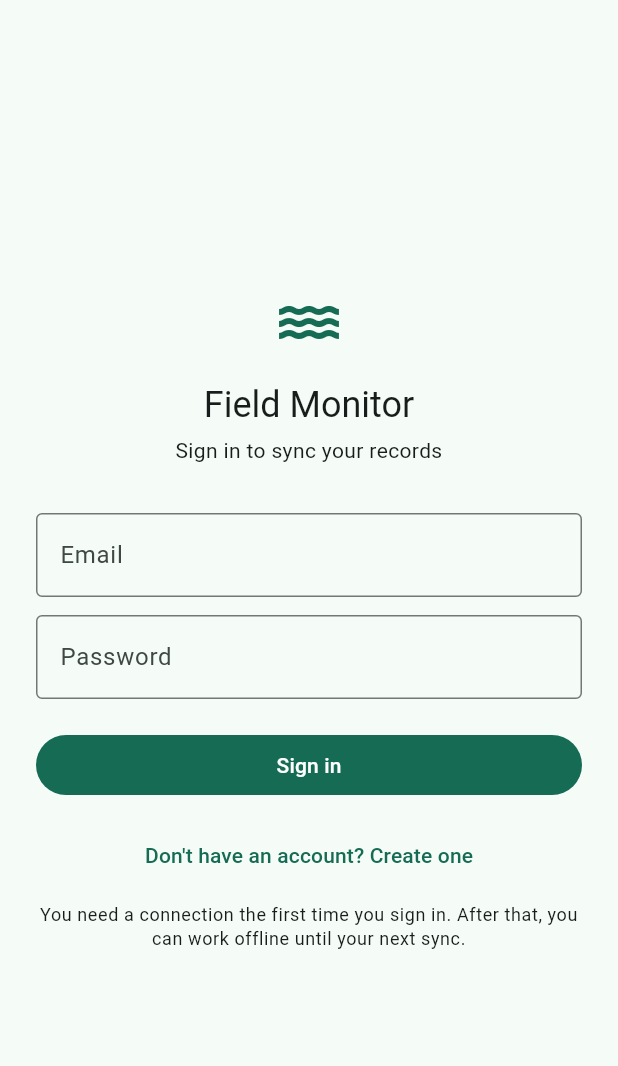
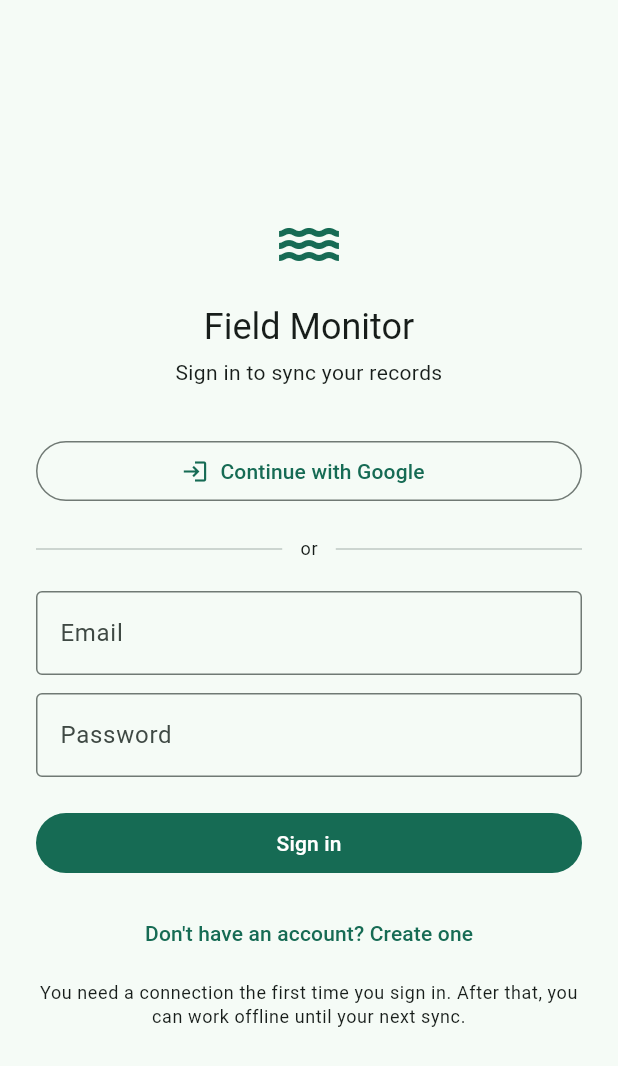
Before and after one commit to LilyAna06/FieldCollect, a Flutter app: the screen it shows after launch, on a phone screen of 412 x 824 dp. Shown: the top 1066 px of the screen. Run offline on Flutter 3.47's test engine with Material 3 defaults, Android fonts, the phone set to English and light mode, and no system bars; our stand-ins replace connectivity_plus, geolocator, image_picker, sqflite, supabase_flutter; accounts and stored records are empty.

Commit message:
Add Google sign-in

```diff
--- a/lib/ui/screens/login_screen.dart
+++ b/lib/ui/screens/login_screen.dart
@@ -1,13 +1,8 @@
 import 'package:flutter/material.dart';
 import 'package:supabase_flutter/supabase_flutter.dart';
 
-/// Email + password sign-in, with a toggle to create an account instead.
-///
-/// Supabase persists the session locally (encrypted local storage) once
-/// signed in, so field workers only need to authenticate once while they
-/// have connectivity — the session survives app restarts and works fine
-/// offline afterward. Only the actual data sync calls need a live
-/// connection, not the "am I logged in" check.
+/// Email + password sign-in, with a toggle to create an account instead,
+/// plus a Google sign-in option.
 class LoginScreen extends StatefulWidget {
   const LoginScreen({super.key});
 
@@ -53,12 +48,31 @@ class _LoginScreenState extends State<LoginScreen> {
           email: _emailController.text.trim(),
           password: _passwordController.text,
         );
-        // On success, the AuthGate in main.dart picks up the session change
-        // automatically via the auth state stream — no manual navigation
-        // needed here.
       }
     } on AuthException catch (e) {
       setState(() => _error = e.message);
+    } catch (e) {
+      setState(() => _error = 'Something went wrong: $e');
+    } finally {
+      if (mounted) setState(() => _loading = false);
+    }
+  }
+
+  /// Kicks off the Google OAuth flow. Supabase opens the system browser
+  /// for the actual Google sign-in, then redirects back into the app via
+  /// the custom URL scheme registered in AndroidManifest.xml / Info.plist.
+  /// The AuthGate in main.dart picks up the resulting session
+  /// automatically, same as email/password.
+  Future<void> _signInWithGoogle() async {
+    setState(() {
+      _loading = true;
+      _error = null;
+    });
+    try {
+      await Supabase.instance.client.auth.signInWithOAuth(
+        OAuthProvider.google,
+        redirectTo: 'fieldmonitorapp://login-callback',
+      );
     } catch (e) {
       setState(() => _error = 'Something went wrong: $e');
     } finally {
@@ -99,6 +113,26 @@ class _LoginScreenState extends State<LoginScreen> {
                   style: Theme.of(context).textTheme.bodyMedium,
                 ),
                 const SizedBox(height: 32),
+
+                OutlinedButton.icon(
+                  onPressed: _loading ? null : _signInWithGoogle,
+                  icon: const Icon(Icons.login),
+                  label: const Text('Continue with Google'),
+                ),
+
+                const SizedBox(height: 20),
+                Row(
+                  children: [
+                    const Expanded(child: Divider()),
+                    Padding(
+                      padding: const EdgeInsets.symmetric(horizontal: 12),
+                      child: Text('or', style: Theme.of(context).textTheme.bodySmall),
+                    ),
+                    const Expanded(child: Divider()),
+                  ],
+                ),
+                const SizedBox(height: 20),
+
                 TextField(
                   controller: _emailController,
                   keyboardType: TextInputType.emailAddress,
```
Also changed, not shown: 2 other files.
